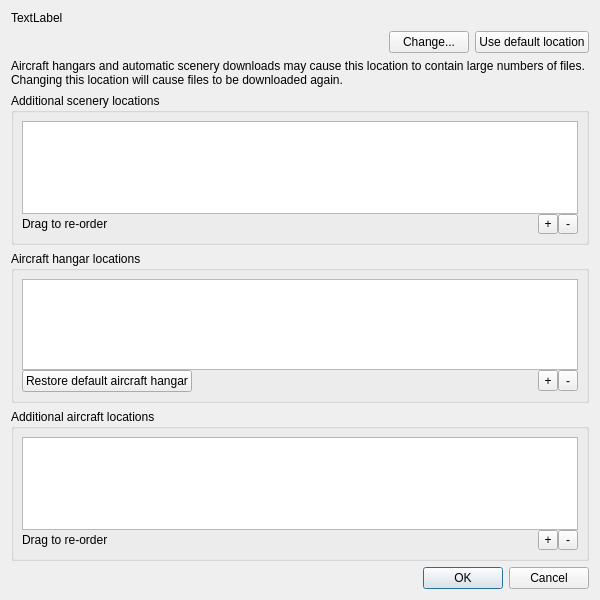
Qt form src/GUI/PathsDialog.ui (FlightGear/flightgear) before a commit.
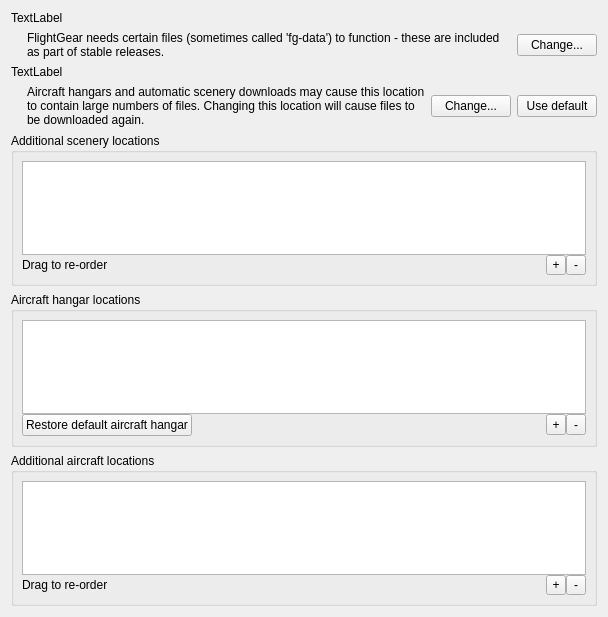
The same form after that commit.

Commit message:
Restructure paths handling in the launcher
- move the dialog into a new ‘add-ons’ tab

- separate out ‘restore settings’ from selecting a new fg-data

- actually relaunch the app

Patch:
```diff
--- a/src/GUI/PathsDialog.ui
+++ b/src/GUI/PathsDialog.ui
@@ -1,13 +1,13 @@
 <?xml version="1.0" encoding="UTF-8"?>
 <ui version="4.0">
- <class>PathsDialog</class>
- <widget class="QDialog" name="PathsDialog">
+ <class>AddOnsPage</class>
+ <widget class="QWidget" name="AddOnsPage">
   <property name="geometry">
    <rect>
     <x>0</x>
     <y>0</y>
-    <width>600</width>
-    <height>600</height>
+    <width>608</width>
+    <height>617</height>
    </rect>
   </property>
   <property name="windowTitle">
@@ -15,26 +15,80 @@
   </property>
   <layout class="QVBoxLayout" name="verticalLayout">
    <item>
-    <widget class="QLabel" name="downloadLocation">
+    <widget class="QLabel" name="dataLocation">
      <property name="text">
       <string>TextLabel</string>
      </property>
     </widget>
    </item>
    <item>
-    <layout class="QHBoxLayout" name="horizontalLayout" stretch="0,0,0">
+    <layout class="QHBoxLayout" name="horizontalLayout_2" stretch="0,1,0">
      <item>
       <spacer name="horizontalSpacer">
        <property name="orientation">
         <enum>Qt::Horizontal</enum>
        </property>
+       <property name="sizeType">
+        <enum>QSizePolicy::Fixed</enum>
+       </property>
        <property name="sizeHint" stdset="0">
         <size>
-         <width>40</width>
+         <width>16</width>
          <height>20</height>
         </size>
        </property>
       </spacer>
+     </item>
+     <item>
+      <widget class="QLabel" name="label_4">
+       <property name="text">
+        <string>FlightGear needs certain files (sometimes called 'fg-data') to function - these are included as part of stable releases.</string>
+       </property>
+       <property name="wordWrap">
+        <bool>true</bool>
+       </property>
+      </widget>
+     </item>
+     <item>
+      <widget class="QPushButton" name="changeDataDir">
+       <property name="text">
+        <string>Change...</string>
+       </property>
+      </widget>
+     </item>
+    </layout>
+   </item>
+   <item>
+    <widget class="QLabel" name="downloadLocation">
+     <property name="text">
+      <string>TextLabel</string>
+     </property>
+    </widget>
+   </item>
+   <item>
+    <layout class="QHBoxLayout" name="horizontalLayout" stretch="0,1,0,0">
+     <item>
+      <spacer name="horizontalSpacer_2">
+       <property name="orientation">
+        <enum>Qt::Horizontal</enum>
+       </property>
+       <property name="sizeHint" stdset="0">
+        <size>
+         <width>16</width>
+         <height>20</height>
+        </size>
+       </property>
+      </spacer>
+     </item>
+     <item>
+      <widget class="QLabel" name="label_2">
+       <property name="text">
+        <string>Aircraft hangars and automatic scenery downloads may cause this location to contain large numbers of files. Changing this location will cause files to be downloaded again.</string>
+       </property>
+       <property name="wordWrap">
+        <bool>true</bool>
+       </property>
+      </widget>
      </item>
      <item>
       <widget class="QPushButton" name="changeDownloadDir">
@@ -46,22 +100,12 @@
      <item>
       <widget class="QPushButton" name="clearDownloadDir">
        <property name="text">
-        <string>Use default location</string>
+        <string>Use default</string>
        </property>
       </widget>
      </item>
     </layout>
    </item>
-   <item>
-    <widget class="QLabel" name="label_2">
-     <property name="text">
-      <string>Aircraft hangars and automatic scenery downloads may cause this location to contain large numbers of files. Changing this location will cause files to be downloaded again.</string>
-     </property>
-     <property name="wordWrap">
-      <bool>true</bool>
-     </property>
-    </widget>
-   </item>
    <item>
     <widget class="QGroupBox" name="groupBox">
      <property name="title">
@@ -317,16 +361,6 @@
      </layout>
     </widget>
    </item>
-   <item>
-    <widget class="QDialogButtonBox" name="buttonBox">
-     <property name="orientation">
-      <enum>Qt::Horizontal</enum>
-     </property>
-     <property name="standardButtons">
-      <set>QDialogButtonBox::Cancel|QDialogButtonBox::Ok</set>
-     </property>
-    </widget>
-   </item>
   </layout>
  </widget>
  <resources/>
```
Left out of the diff: 35 changed lines with no effect on the pictures. The commit also changes 6 other files.
